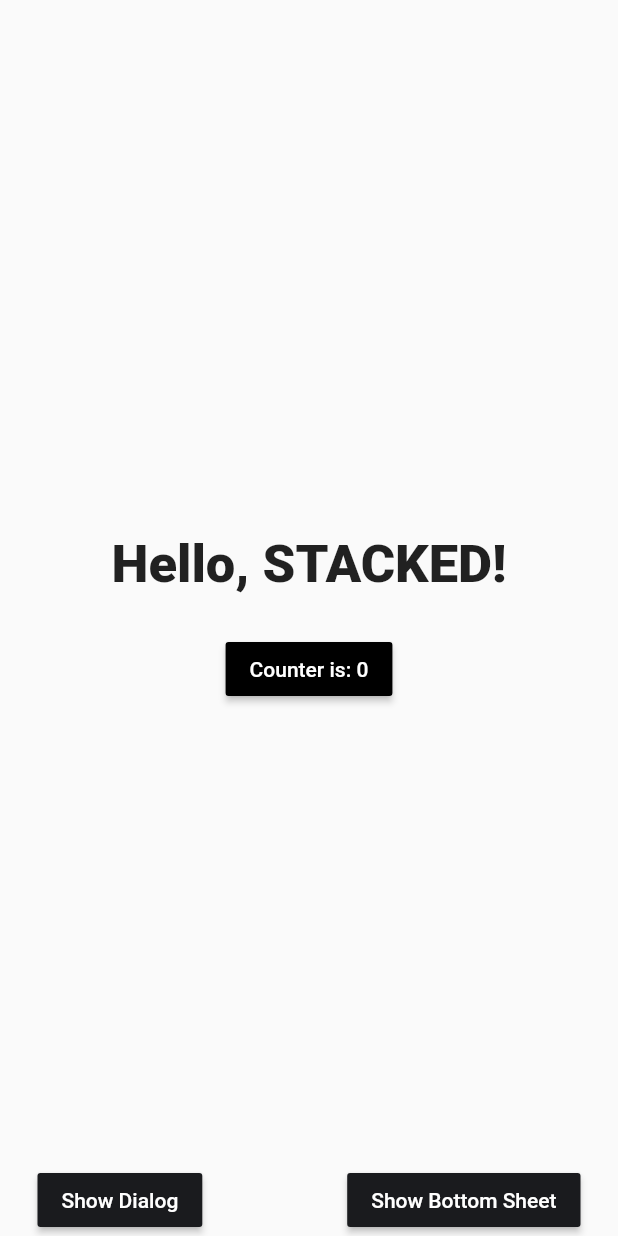
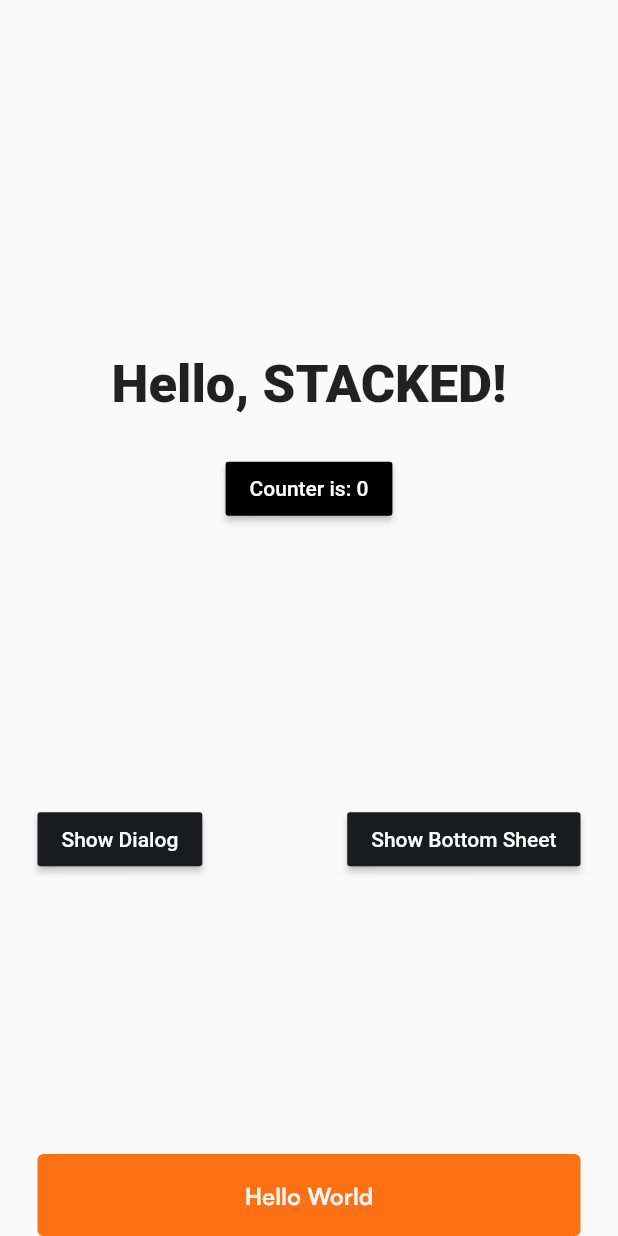
Before and after one commit to moak13/recipe_app, a Flutter app: the screen it shows after launch, on a phone screen of 412 x 824 dp. Run offline on Flutter 3.47's test engine with Material 2 defaults, Android fonts, the phone set to English and light mode, and no system bars; our stand-ins replace flutter_screenutil, stacked, stacked_services, stacked_shared.

Commit message:
feat: primary button

```diff
--- a/lib/main.dart
+++ b/lib/main.dart
@@ -21,22 +21,21 @@ class MainApp extends StatelessWidget {
 
   @override
   Widget build(BuildContext context) {
-    return MaterialApp(
-      onGenerateRoute: StackedRouter().onGenerateRoute,
-      navigatorKey: StackedService.navigatorKey,
-      theme: AppThemes.lightTheme,
+    return ScreenUtilInit(
+      designSize: const Size(390, 844),
+      minTextAdapt: true,
+      splitScreenMode: true,
+      ensureScreenSize: true,
       builder: (context, child) {
-        return ScreenUtilInit(
-          designSize: const Size(390, 844),
-          minTextAdapt: true,
-          splitScreenMode: true,
-          ensureScreenSize: true,
-          child: child,
+        return MaterialApp(
+          onGenerateRoute: StackedRouter().onGenerateRoute,
+          navigatorKey: StackedService.navigatorKey,
+          theme: AppThemes.lightTheme,
+          navigatorObservers: [
+            StackedService.routeObserver,
+          ],
         );
       },
-      navigatorObservers: [
-        StackedService.routeObserver,
-      ],
     );
   }
 }
--- a/lib/ui/common/app_text_styles.dart
+++ b/lib/ui/common/app_text_styles.dart
@@ -15,4 +15,11 @@ class AppTextStyles {
     fontFamily: 'Satoshi',
     fontSize: 16.sp,
   );
+
+  static TextStyle titleBold16 = TextStyle(
+    fontWeight: FontWeight.w700,
+    fontStyle: FontStyle.normal,
+    fontFamily: 'Satoshi',
+    fontSize: 16.sp,
+  );
 }
--- a/lib/ui/common/app_themes.dart
+++ b/lib/ui/common/app_themes.dart
@@ -15,6 +15,7 @@ class AppThemes {
         AppTypography(
           headlineBold24: AppTextStyles.headlineBold24,
           titleRegular16: AppTextStyles.titleRegular16,
+          titleBold16: AppTextStyles.titleBold16,
         ),
         const Palette(
           gray1: AppColors.gray1,
--- a/lib/ui/extension/app_typography.dart
+++ b/lib/ui/extension/app_typography.dart
@@ -5,19 +5,23 @@ class AppTypography extends ThemeExtension<AppTypography> {
   const AppTypography({
     required this.headlineBold24,
     required this.titleRegular16,
+    required this.titleBold16,
   });
 
   final TextStyle? headlineBold24;
   final TextStyle? titleRegular16;
+  final TextStyle? titleBold16;
 
   @override
   AppTypography copyWith({
     TextStyle? headlineBold24,
     TextStyle? titleRegular16,
+    TextStyle? titleBold16,
   }) {
     return AppTypography(
       headlineBold24: headlineBold24 ?? this.headlineBold24,
       titleRegular16: titleRegular16 ?? this.titleRegular16,
+      titleBold16: titleBold16 ?? this.titleBold16,
     );
   }
 
@@ -29,6 +33,7 @@ class AppTypography extends ThemeExtension<AppTypography> {
     return AppTypography(
       headlineBold24: TextStyle.lerp(headlineBold24, other.headlineBold24, t),
       titleRegular16: TextStyle.lerp(titleRegular16, other.titleRegular16, t),
+      titleBold16: TextStyle.lerp(titleBold16, other.titleBold16, t),
     );
   }
 }
--- a/lib/ui/views/home/home_view.dart
+++ b/lib/ui/views/home/home_view.dart
@@ -3,6 +3,7 @@ import 'package:stacked/stacked.dart';
 import 'package:receipe_app/ui/common/app_colors.dart';
 import 'package:receipe_app/ui/common/ui_helpers.dart';
 
+import '../../widgets/common/primary_button/primary_button.dart';
 import 'home_viewmodel.dart';
 
 class HomeView extends StackedView<HomeViewModel> {
@@ -68,7 +69,11 @@ class HomeView extends StackedView<HomeViewModel> {
                       ),
                     ),
                   ],
-                )
+                ),
+                PrimaryButton(
+                  buttonText: 'Hello World',
+                  onTap: () {},
+                ),
               ],
             ),
           ),
--- /dev/null
+++ b/lib/ui/widgets/common/primary_button/primary_button.dart
@@ -0,0 +1,62 @@
+import 'package:flutter/material.dart';
+import 'package:flutter_screenutil/flutter_screenutil.dart';
+import 'package:stacked/stacked.dart';
+
+import '../../../extension/app_typography.dart';
+import '../../../extension/palette.dart';
+import 'primary_button_model.dart';
+
+class PrimaryButton extends StackedView<PrimaryButtonModel> {
+  final String buttonText;
+  final VoidCallback? onTap;
+  const PrimaryButton({
+    super.key,
+    required this.buttonText,
+    this.onTap,
+  });
+
+  @override
+  Widget builder(
+    BuildContext context,
+    PrimaryButtonModel viewModel,
+    Widget? child,
+  ) {
+    ThemeData theme = Theme.of(context);
+    AppTypography? typography = theme.extension<AppTypography>();
+    Palette? palette = theme.extension<Palette>();
+    return Container(
+      height: 56.h,
+      width: double.infinity,
+      decoration: BoxDecoration(
+        borderRadius: BorderRadius.circular(4.r),
+        color: palette?.primary6,
+      ),
+      child: Material(
+        color: Colors.transparent,
+        borderRadius: BorderRadius.circular(4.r),
+        child: InkWell(
+          borderRadius: BorderRadius.circular(4.r),
+          onTap: onTap,
+          child: SizedBox(
+            height: 56.h,
+            width: double.infinity,
+            child: Center(
+              child: Text(
+                buttonText,
+                style: typography?.titleBold16?.copyWith(
+                  color: palette?.gray1,
+                ),
+              ),
+            ),
+          ),
+        ),
+      ),
+    );
+  }
+
+  @override
+  PrimaryButtonModel viewModelBuilder(
+    BuildContext context,
+  ) =>
+      PrimaryButtonModel();
+}
--- /dev/null
+++ b/lib/ui/widgets/common/primary_button/primary_button_model.dart
@@ -0,0 +1,3 @@
+import 'package:stacked/stacked.dart';
+
+class PrimaryButtonModel extends BaseViewModel {}
```
Also changed, not shown: 1 other file.
